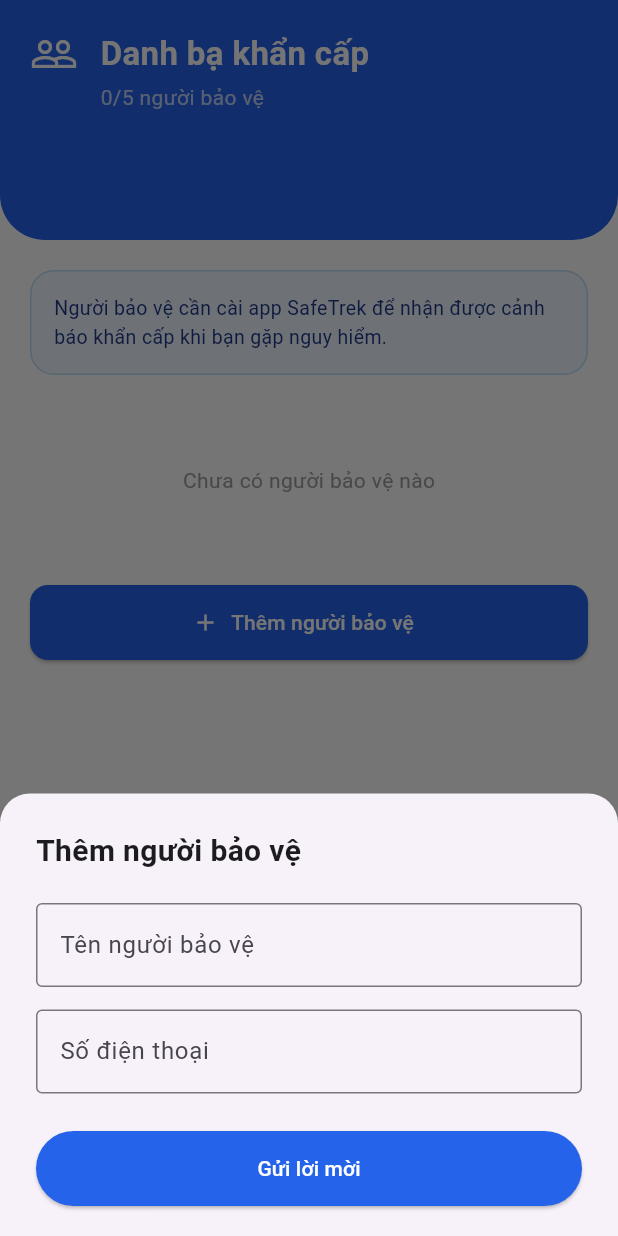
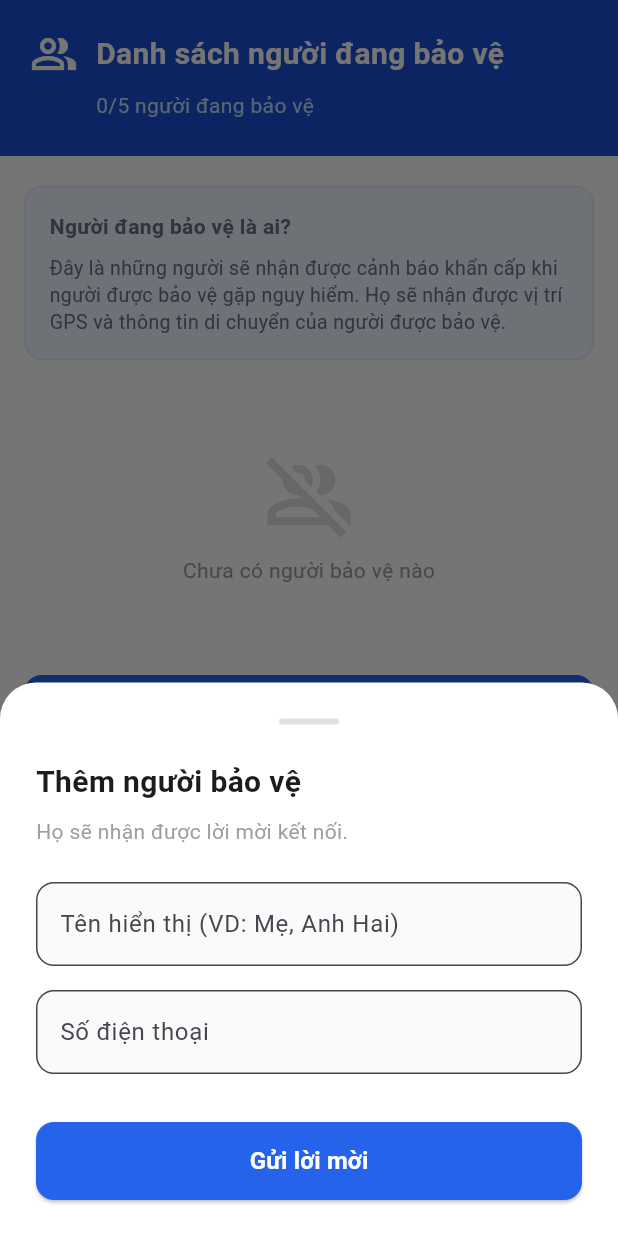
Before and after one commit to tthanh2004/LapTrinhAndroid, a Flutter app: the ContactsTab screen opened directly with empty values, after a tap on "Thêm người bảo vệ", on a phone screen of 412 x 824 dp. Run offline on Flutter 3.47's test engine with Material 3 defaults, Android fonts, the phone set to English and light mode, and no system bars; our stand-ins replace firebase_auth, firebase_core, geolocator; accounts and stored records are empty; network calls fail.

Commit message:
add trang hien thi nhung nguoi dang duoc bao ve

```diff
--- a/vesiao_safetrek/lib/screens/mobile/contacts/contacts_tab.dart
+++ b/vesiao_safetrek/lib/screens/mobile/contacts/contacts_tab.dart
@@ -1,11 +1,9 @@
 import 'package:flutter/material.dart';
 import 'package:flutter/services.dart';
-import '../../../common/constants.dart';
-import '../../../widgets/custom_header.dart';
-import '../../../services/guardian_service.dart'; // Đảm bảo bạn đã có file này
+import '../../../../services/guardian_service.dart';
 
 class ContactsTab extends StatefulWidget {
-  final int userId; // Nhận userId từ MobileScreen truyền vào
+  final int userId;
 
   const ContactsTab({super.key, required this.userId});
 
@@ -18,16 +16,15 @@ class _ContactsTabState extends State<ContactsTab> {
   final TextEditingController _nameController = TextEditingController();
   final TextEditingController _phoneController = TextEditingController();
 
-  List<dynamic> _contacts = []; // Danh sách người bảo vệ thực tế từ API
+  List<dynamic> _contacts = [];
   bool _isLoading = true;
 
   @override
   void initState() {
     super.initState();
-    _loadGuardians(); // Tải dữ liệu ngay khi vào màn hình
+    _loadGuardians();
   }
 
-  // --- LOGIC: Tải dữ liệu từ Server ---
   Future<void> _loadGuardians() async {
     setState(() => _isLoading = true);
     final data = await _guardianService.fetchGuardians(widget.userId);
@@ -39,14 +36,13 @@ class _ContactsTabState extends State<ContactsTab> {
     }
   }
 
-  // --- LOGIC: Gửi lời mời thêm người bảo vệ ---
   void _addContact() async {
     String name = _nameController.text.trim();
     String phone = _phoneController.text.trim();
 
     if (name.isNotEmpty && phone.length >= 10) {
       if (_contacts.length >= 5) {
-        _showSnackBar("Bạn chỉ được thêm tối đa 5 người bảo vệ", Colors.orange);
+        _showSnackBar("Tối đa 5 người bảo vệ", Colors.orange);
         return;
       }
 
@@ -54,145 +50,220 @@ class _ContactsTabState extends State<ContactsTab> {
       if (success) {
         _nameController.clear();
         _phoneController.clear();
-        if (mounted) Navigator.pop(context); // Đóng Modal
-        _loadGuardians(); // Tải lại danh sách
-        _showNotification(
-          title: "Đã gửi lời mời",
-          subtitle: "Người thân sẽ nhận được thông báo để xác nhận."
-        );
+        if (mounted) Navigator.pop(context);
+        _loadGuardians();
+        _showSnackBar("Đã gửi lời mời thành công", Colors.green);
       } else {
-        _showSnackBar("Không thể thêm người bảo vệ. Vui lòng thử lại.", Colors.red);
+        _showSnackBar("Lỗi thêm người bảo vệ", Colors.red);
       }
     }
   }
 
-  // --- LOGIC: Xóa người bảo vệ ---
   void _performDelete(int id) async {
     bool success = await _guardianService.deleteGuardian(id);
     if (success) {
       _loadGuardians();
-      _showNotification(title: "Đã xóa", subtitle: "Danh bạ khẩn cấp đã cập nhật.");
+      _showSnackBar("Đã xóa người bảo vệ", Colors.grey);
     }
+  }
+
+  void _showSnackBar(String msg, Color color) {
+    ScaffoldMessenger.of(context).showSnackBar(SnackBar(content: Text(msg), backgroundColor: color));
   }
 
   @override
   Widget build(BuildContext context) {
-    return Column(
+    return Scaffold(
+      backgroundColor: Colors.white,
+      body: Column(
         children: [
-        CustomHeader(
-          title: "Danh bạ khẩn cấp",
-          subtitle: "${_contacts.length}/5 người bảo vệ",
-          icon: Icons.people_outline,
-          height: 160,
-        ),
+          // 1. Header Xanh (Giống hình)
+          _buildBlueHeader(),
+
+          // 2. Nội dung danh sách
           Expanded(
             child: _isLoading
                 ? const Center(child: CircularProgressIndicator())
                 : RefreshIndicator(
                     onRefresh: _loadGuardians,
                     child: ListView(
-                  padding: const EdgeInsets.all(20),
+                      padding: const EdgeInsets.symmetric(horizontal: 16, vertical: 20),
                       children: [
-                    _buildIntroCard(),
+                        // Hộp thông tin (Giống hình)
+                        _buildInfoBox(),
                         const SizedBox(height: 20),
+
+                        // Danh sách người bảo vệ
                         if (_contacts.isEmpty)
                           _buildEmptyState()
                         else
-                      ..._contacts.map((contact) => _buildContactItem(contact)),
+                          ..._contacts.map((contact) => _buildContactCard(contact)),
+
                         const SizedBox(height: 20),
+
+                        // Nút Thêm người bảo vệ (Giống hình)
                         _buildAddButton(),
                       ],
                     ),
                   ),
           ),
         ],
-    );
-  }
-
-  // --- WIDGET COMPONENTS ---
-
-  Widget _buildIntroCard() {
-    return Container(
-      padding: const EdgeInsets.all(15),
-      decoration: BoxDecoration(
-        color: kPrimaryLight,
-        borderRadius: BorderRadius.circular(16),
-        border: Border.all(color: Colors.blue.shade100),
-      ),
-      child: const Text(
-        "Người bảo vệ cần cài app SafeTrek để nhận được cảnh báo khẩn cấp khi bạn gặp nguy hiểm.",
-        style: TextStyle(color: Color(0xFF1E3A8A), fontSize: 13),
       ),
     );
   }
 
-  Widget _buildEmptyState() {
-    return const Center(
-      child: Padding(
-        padding: EdgeInsets.all(40),
-        child: Text("Chưa có người bảo vệ nào", style: TextStyle(color: Colors.grey)),
+  // --- WIDGETS CON ---
+
+  Widget _buildBlueHeader() {
+    return Container(
+      width: double.infinity,
+      padding: EdgeInsets.only(
+        top: MediaQuery.of(context).padding.top + 20,
+        bottom: 24,
+        left: 20,
+        right: 20,
+      ),
+      color: const Color(0xFF1D4ED8), // Màu xanh đậm giống hình
+      child: Column(
+        crossAxisAlignment: CrossAxisAlignment.start,
+        children: [
+          Row(
+            children: const [
+              Icon(Icons.people_alt_outlined, color: Colors.white, size: 32),
+              SizedBox(width: 12),
+              Text(
+                "Danh sách người đang bảo vệ",
+                style: TextStyle(color: Colors.white, fontSize: 20, fontWeight: FontWeight.bold),
+              ),
+            ],
+          ),
+          const SizedBox(height: 8),
+          Padding(
+            padding: const EdgeInsets.only(left: 44),
+            child: Text(
+              "${_contacts.length}/5 người đang bảo vệ",
+              style: TextStyle(color: Colors.blue[100], fontSize: 14),
+            ),
+          ),
+        ],
       ),
     );
   }
 
-  Widget _buildAddButton() {
-    return SizedBox(
-      height: 50,
-      width: double.infinity,
-      child: ElevatedButton.icon(
-        onPressed: () => _showAddModal(context),
-        icon: const Icon(Icons.add),
-        label: const Text("Thêm người bảo vệ"),
-        style: ElevatedButton.styleFrom(
-          backgroundColor: kPrimaryColor,
-          foregroundColor: Colors.white,
-          shape: RoundedRectangleBorder(borderRadius: BorderRadius.circular(12)),
+  Widget _buildInfoBox() {
+    return Container(
+      padding: const EdgeInsets.all(16),
+      decoration: BoxDecoration(
+        color: const Color(0xFFEFF6FF), // Màu nền xanh nhạt (blue 50)
+        borderRadius: BorderRadius.circular(12),
+        border: Border.all(color: const Color(0xFFDBEAFE)), // Viền xanh nhạt
       ),
+      child: Column(
+        crossAxisAlignment: CrossAxisAlignment.start,
+        children: const [
+          Text(
+            "Người đang bảo vệ là ai?",
+            style: TextStyle(color: Color(0xFF64748B), fontWeight: FontWeight.bold, fontSize: 14),
+          ),
+          SizedBox(height: 8),
+          Text(
+            "Đây là những người sẽ nhận được cảnh báo khẩn cấp khi người được bảo vệ gặp nguy hiểm. Họ sẽ nhận được vị trí GPS và thông tin di chuyển của người được bảo vệ.",
+            style: TextStyle(color: Color(0xFF64748B), fontSize: 13, height: 1.4),
+          ),
+        ],
       ),
     );
   }
 
-  Widget _buildContactItem(dynamic contact) {
-    // Lưu ý: Key phải khớp với các trường trả về từ NestJS (guardianName, guardianPhone, status, guardianId)
+  Widget _buildContactCard(dynamic contact) {
     bool isAccepted = contact['status'] == 'ACCEPTED';
-    return Card(
-      elevation: 0,
-      margin: const EdgeInsets.only(bottom: 15),
-      shape: RoundedRectangleBorder(
-        borderRadius: BorderRadius.circular(16),
-        side: BorderSide(color: Colors.grey.shade200),
+    String firstLetter = contact['guardianName'].isNotEmpty ? contact['guardianName'][0].toUpperCase() : "?";
+
+    return Container(
+      margin: const EdgeInsets.only(bottom: 16),
+      decoration: BoxDecoration(
+        color: Colors.white,
+        borderRadius: BorderRadius.circular(12),
+        border: Border.all(color: Colors.grey.shade200),
+        boxShadow: [
+          BoxShadow(
+            color: Colors.black.withOpacity(0.02),
+            blurRadius: 8,
+            offset: const Offset(0, 2),
+          )
+        ],
       ),
       child: Padding(
-        padding: const EdgeInsets.all(12.0),
+        padding: const EdgeInsets.all(16.0),
         child: Row(
           children: [
+            // Avatar tròn xanh nhạt
             CircleAvatar(
-              radius: 24,
-              backgroundColor: isAccepted ? Colors.green.shade50 : Colors.blue.shade50,
+              radius: 26,
+              backgroundColor: const Color(0xFFDBEAFE), // Blue 100
               child: Text(
-                contact['guardianName'][0].toUpperCase(),
-                style: TextStyle(
-                  color: isAccepted ? Colors.green : kPrimaryColor,
-                  fontWeight: FontWeight.bold,
+                firstLetter,
+                style: const TextStyle(color: Color(0xFF2563EB), fontWeight: FontWeight.bold, fontSize: 20),
               ),
             ),
-            ),
-            const SizedBox(width: 15),
+            const SizedBox(width: 16),
+
+            // Thông tin
             Expanded(
               child: Column(
                 crossAxisAlignment: CrossAxisAlignment.start,
                 children: [
-                  Text(contact['guardianName'], style: const TextStyle(fontWeight: FontWeight.bold, fontSize: 16)),
-                  const SizedBox(height: 2),
-                  Text(contact['guardianPhone'], style: TextStyle(color: Colors.grey.shade600, fontSize: 13)),
+                  Text(
+                    contact['guardianName'],
+                    style: const TextStyle(fontWeight: FontWeight.w600, fontSize: 16, color: Colors.black87),
+                  ),
                   const SizedBox(height: 4),
-                  _buildStatusBadge(isAccepted),
+                  Row(
+                    children: [
+                      const Icon(Icons.phone, size: 14, color: Colors.grey),
+                      const SizedBox(width: 4),
+                      Text(
+                        contact['guardianPhone'],
+                        style: const TextStyle(color: Colors.grey, fontSize: 14),
+                      ),
+                    ],
+                  ),
+                  const SizedBox(height: 6),
+
+                  // Trạng thái (Xanh lá cây)
+                  if (isAccepted)
+                    Row(
+                      children: const [
+                        Icon(Icons.check_circle_outline, size: 14, color: Color(0xFF22C55E)), // Green 500
+                        SizedBox(width: 4),
+                        Text(
+                          "Đã chấp nhận",
+                          style: TextStyle(color: Color(0xFF22C55E), fontSize: 12, fontWeight: FontWeight.w500),
+                        ),
+                      ],
+                    )
+                  else
+                    Row(
+                      children: const [
+                        Icon(Icons.access_time, size: 14, color: Colors.orange),
+                        SizedBox(width: 4),
+                        Text(
+                          "Chờ xác nhận",
+                          style: TextStyle(color: Colors.orange, fontSize: 12, fontWeight: FontWeight.w500),
+                        ),
+                      ],
+                    ),
                 ],
               ),
             ),
-            IconButton(
-              icon: const Icon(Icons.delete_outline, color: Colors.red),
-              onPressed: () => _showDeleteConfirmDialog(contact['guardianId'].toString()),
+
+            // Nút xóa (Thùng rác đỏ)
+            InkWell(
+              onTap: () => _showDeleteConfirmDialog(contact['guardianId']),
+              child: Container(
+                padding: const EdgeInsets.all(8),
+                child: const Icon(Icons.delete_outline, color: Color(0xFFEF4444)), // Red 500
+              ),
             ),
           ],
         ),
@@ -200,139 +271,135 @@ class _ContactsTabState extends State<ContactsTab> {
     );
   }
 
-  Widget _buildStatusBadge(bool isAccepted) {
-    return Container(
-      padding: const EdgeInsets.symmetric(horizontal: 6, vertical: 2),
-      decoration: BoxDecoration(
-        color: isAccepted ? Colors.green.shade50 : Colors.orange.shade50,
-        borderRadius: BorderRadius.circular(4),
+  Widget _buildAddButton() {
+    return SizedBox(
+      width: double.infinity,
+      height: 52,
+      child: ElevatedButton(
+        onPressed: () => _showAddModal(context),
+        style: ElevatedButton.styleFrom(
+          backgroundColor: const Color(0xFF2563EB), // Màu xanh chủ đạo
+          shape: RoundedRectangleBorder(borderRadius: BorderRadius.circular(12)),
+          elevation: 0,
         ),
         child: Row(
-        mainAxisSize: MainAxisSize.min,
-        children: [
-          Icon(
-            isAccepted ? Icons.check_circle : Icons.access_time,
-            size: 12,
-            color: isAccepted ? Colors.green : Colors.orange
+          mainAxisAlignment: MainAxisAlignment.center,
+          children: const [
+            Icon(Icons.add, color: Colors.white),
+            SizedBox(width: 8),
+            Text(
+              "Thêm người bảo vệ",
+              style: TextStyle(color: Colors.white, fontSize: 16, fontWeight: FontWeight.w600),
             ),
-          const SizedBox(width: 4),
-          Text(
-            isAccepted ? "Đã chấp nhận" : "Chờ xác nhận",
-            style: TextStyle(
-              color: isAccepted ? Colors.green.shade700 : Colors.orange.shade700,
-              fontSize: 11,
-              fontWeight: FontWeight.w500
-            ),
-          ),
-        ],
-      ),
-    );
-  }
-
-  // --- UI HELPERS (Modals & SnackBar) ---
-
-  void _showNotification({required String title, required String subtitle}) {
-    OverlayEntry? overlayEntry;
-    overlayEntry = OverlayEntry(
-      builder: (context) => Positioned(
-        top: MediaQuery.of(context).padding.top + 10,
-        left: 20, right: 20,
-        child: Material(
-          color: Colors.transparent,
-          child: Container(
-            padding: const EdgeInsets.symmetric(horizontal: 16, vertical: 12),
-            decoration: BoxDecoration(
-              color: const Color(0xFF10B981),
-              borderRadius: BorderRadius.circular(12),
-              boxShadow: [BoxShadow(color: Colors.black.withOpacity(0.1), blurRadius: 10)]
-            ),
-            child: Row(
-              children: [
-                const Icon(Icons.check_circle, color: Colors.white, size: 24),
-                const SizedBox(width: 12),
-                Expanded(
-                  child: Column(
-                    crossAxisAlignment: CrossAxisAlignment.start,
-                    children: [
-                      Text(title, style: const TextStyle(color: Colors.white, fontWeight: FontWeight.bold)),
-                      Text(subtitle, style: const TextStyle(color: Colors.white, fontSize: 12)),
-                    ],
-                  ),
-                ),
-              ],
-            ),
-          ),
-        ),
-      ),
-    );
-    Overlay.of(context).insert(overlayEntry);
-    Future.delayed(const Duration(seconds: 3), () => overlayEntry?.remove());
-  }
-
-  void _showDeleteConfirmDialog(String id) {
-    showDialog(
-      context: context,
-      builder: (context) => AlertDialog(
-        title: const Text("Xóa người bảo vệ?"),
-        content: const Text("Bạn có chắc chắn muốn xóa người này khỏi danh sách?"),
-        actions: [
-          TextButton(onPressed: () => Navigator.pop(context), child: const Text("Hủy")),
-          TextButton(
-            onPressed: () {
-              Navigator.pop(context);
-              _performDelete(int.parse(id));
-            },
-            child: const Text("Xóa", style: TextStyle(color: Colors.red)),
-          ),
-        ],
-      ),
-    );
-  }
-
-  void _showAddModal(BuildContext context) {
-    showModalBottomSheet(
-      context: context,
-      isScrollControlled: true,
-      shape: const RoundedRectangleBorder(borderRadius: BorderRadius.vertical(top: Radius.circular(20))),
-      builder: (context) => Padding(
-        padding: EdgeInsets.only(
-          bottom: MediaQuery.of(context).viewInsets.bottom,
-          left: 24, right: 24, top: 24
-        ),
-        child: Column(
-          mainAxisSize: MainAxisSize.min,
-          crossAxisAlignment: CrossAxisAlignment.start,
-          children: [
-            const Text("Thêm người bảo vệ", style: TextStyle(fontSize: 20, fontWeight: FontWeight.bold)),
-            const SizedBox(height: 20),
-            TextField(
-              controller: _nameController,
-              decoration: const InputDecoration(labelText: "Tên người bảo vệ", border: OutlineInputBorder()),
-            ),
-            const SizedBox(height: 15),
-            TextField(
-              controller: _phoneController,
-              keyboardType: TextInputType.number,
-              inputFormatters: [FilteringTextInputFormatter.digitsOnly, LengthLimitingTextInputFormatter(10)],
-              decoration: const InputDecoration(labelText: "Số điện thoại", border: OutlineInputBorder()),
-            ),
-            const SizedBox(height: 25),
-            SizedBox(
-              width: double.infinity, height: 50,
-              child: ElevatedButton(
-                onPressed: _addContact,
-                style: ElevatedButton.styleFrom(backgroundColor: kPrimaryColor, foregroundColor: Colors.white),
-                child: const Text("Gửi lời mời"),
-              ),
-            ),
-            const SizedBox(height: 20),
           ],
         ),
       ),
     );
   }
 
-  void _showSnackBar(String message, Color color) {
-    ScaffoldMessenger.of(context).showSnackBar(SnackBar(content: Text(message), backgroundColor: color));
+  Widget _buildEmptyState() {
+    return Padding(
+      padding: const EdgeInsets.symmetric(vertical: 40),
+      child: Column(
+        children: [
+          Icon(Icons.group_off_outlined, size: 60, color: Colors.grey[300]),
+          const SizedBox(height: 10),
+          Text("Chưa có người bảo vệ nào", style: TextStyle(color: Colors.grey[500])),
+        ],
+      ),
+    );
+  }
+
+  // --- MODAL & DIALOGS ---
+
+  void _showAddModal(BuildContext context) {
+    showModalBottomSheet(
+      context: context,
+      isScrollControlled: true,
+      backgroundColor: Colors.transparent,
+      builder: (context) => Container(
+        decoration: const BoxDecoration(
+          color: Colors.white,
+          borderRadius: BorderRadius.vertical(top: Radius.circular(24)),
+        ),
+        padding: EdgeInsets.only(
+          bottom: MediaQuery.of(context).viewInsets.bottom + 24,
+          left: 24, right: 24, top: 24,
+        ),
+        child: Column(
+          mainAxisSize: MainAxisSize.min,
+          crossAxisAlignment: CrossAxisAlignment.start,
+          children: [
+            Center(
+              child: Container(width: 40, height: 4, decoration: BoxDecoration(color: Colors.grey[300], borderRadius: BorderRadius.circular(2))),
+            ),
+            const SizedBox(height: 24),
+            const Text("Thêm người bảo vệ", style: TextStyle(fontSize: 20, fontWeight: FontWeight.bold)),
+            const SizedBox(height: 8),
+            const Text("Họ sẽ nhận được lời mời kết nối.", style: TextStyle(color: Colors.grey)),
+            const SizedBox(height: 24),
+
+            TextField(
+              controller: _nameController,
+              decoration: InputDecoration(
+                labelText: "Tên hiển thị (VD: Mẹ, Anh Hai)",
+                border: OutlineInputBorder(borderRadius: BorderRadius.circular(12)),
+                filled: true,
+                fillColor: Colors.grey[50],
+              ),
+            ),
+            const SizedBox(height: 16),
+            TextField(
+              controller: _phoneController,
+              keyboardType: TextInputType.phone,
+              inputFormatters: [FilteringTextInputFormatter.digitsOnly, LengthLimitingTextInputFormatter(10)],
+              decoration: InputDecoration(
+                labelText: "Số điện thoại",
+                border: OutlineInputBorder(borderRadius: BorderRadius.circular(12)),
+                filled: true,
+                fillColor: Colors.grey[50],
+              ),
+            ),
+            const SizedBox(height: 32),
+            SizedBox(
+              width: double.infinity,
+              height: 52,
+              child: ElevatedButton(
+                onPressed: _addContact,
+                style: ElevatedButton.styleFrom(
+                  backgroundColor: const Color(0xFF2563EB),
+                  shape: RoundedRectangleBorder(borderRadius: BorderRadius.circular(12)),
+                ),
+                child: const Text("Gửi lời mời", style: TextStyle(color: Colors.white, fontSize: 16, fontWeight: FontWeight.bold)),
+              ),
+            ),
+          ],
+        ),
+      ),
+    );
+  }
+
+  void _showDeleteConfirmDialog(int id) {
+    showDialog(
+      context: context,
+      builder: (context) => AlertDialog(
+        title: const Text("Xóa người bảo vệ?"),
+        content: const Text("Người này sẽ không còn nhận được cảnh báo SOS của bạn nữa."),
+        shape: RoundedRectangleBorder(borderRadius: BorderRadius.circular(16)),
+        actions: [
+          TextButton(
+            onPressed: () => Navigator.pop(context),
+            child: const Text("Hủy", style: TextStyle(color: Colors.grey)),
+          ),
+          TextButton(
+            onPressed: () {
+              Navigator.pop(context);
+              _performDelete(id);
+            },
+            child: const Text("Xóa", style: TextStyle(color: Colors.red, fontWeight: FontWeight.bold)),
+          ),
+        ],
+      ),
+    );
   }
 }
--- a/vesiao_safetrek/lib/services/guardian_service.dart
+++ b/vesiao_safetrek/lib/services/guardian_service.dart
@@ -3,27 +3,51 @@ import 'package:http/http.dart' as http;
 import '../common/constants.dart';
 
 class GuardianService {
-  final String baseUrl = Constants.baseUrl;
-
+  // Lấy danh sách người bảo vệ
   Future<List<dynamic>> fetchGuardians(int userId) async {
     try {
-      final response = await http.get(Uri.parse('$baseUrl/emergency/guardians/$userId'));
-      if (response.statusCode == 200) return jsonDecode(response.body);
-    } catch (e) { print(e); }
-    return [];
+      final response = await http.get(
+        Uri.parse('${Constants.baseUrl}/emergency/guardians/$userId'),
+      );
+
+      if (response.statusCode == 200) {
+        return jsonDecode(response.body);
+      } else {
+        return [];
+      }
+    } catch (e) {
+      print("Error fetching guardians: $e");
+      return [];
+    }
   }
 
+  // Thêm người bảo vệ
   Future<bool> addGuardian(int userId, String name, String phone) async {
-    final response = await http.post(
-      Uri.parse('$baseUrl/emergency/guardians'),
-      headers: {'Content-Type': 'application/json'},
-      body: jsonEncode({'userId': userId, 'name': name, 'phone': phone}),
-    );
-    return response.statusCode == 201;
+    try {
+      final response = await http.post(
+        Uri.parse('${Constants.baseUrl}/emergency/guardians'),
+        headers: {'Content-Type': 'application/json'},
+        body: jsonEncode({
+          'userId': userId,
+          'name': name,
+          'phone': phone,
+        }),
+      );
+      return response.statusCode == 201 || response.statusCode == 200;
+    } catch (e) {
+      return false;
+    }
   }
 
-  Future<bool> deleteGuardian(int id) async {
-    final response = await http.delete(Uri.parse('$baseUrl/emergency/guardians/$id'));
-    return response.statusCode == 200;
+  // Xóa người bảo vệ
+  Future<bool> deleteGuardian(int guardianId) async {
+    try {
+      final response = await http.delete(
+        Uri.parse('${Constants.baseUrl}/emergency/guardians/$guardianId'),
+      );
+      return response.statusCode == 200;
+    } catch (e) {
+      return false;
+    }
   }
 }
```
Lines whose indentation alone changed are shown as unchanged.
